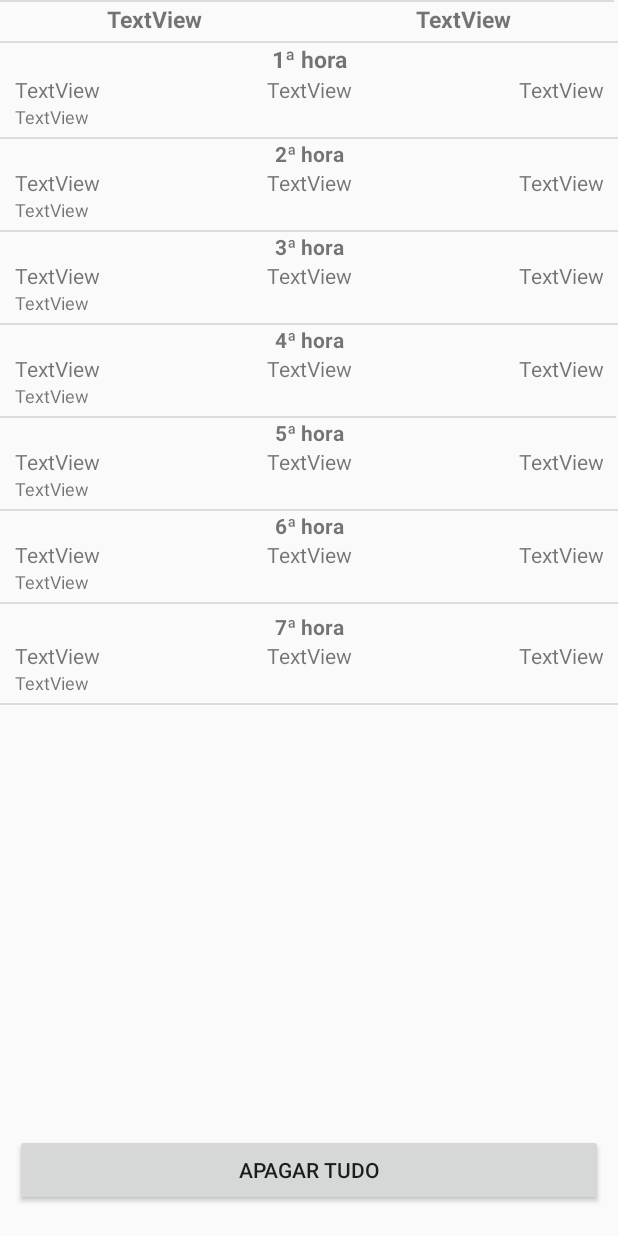
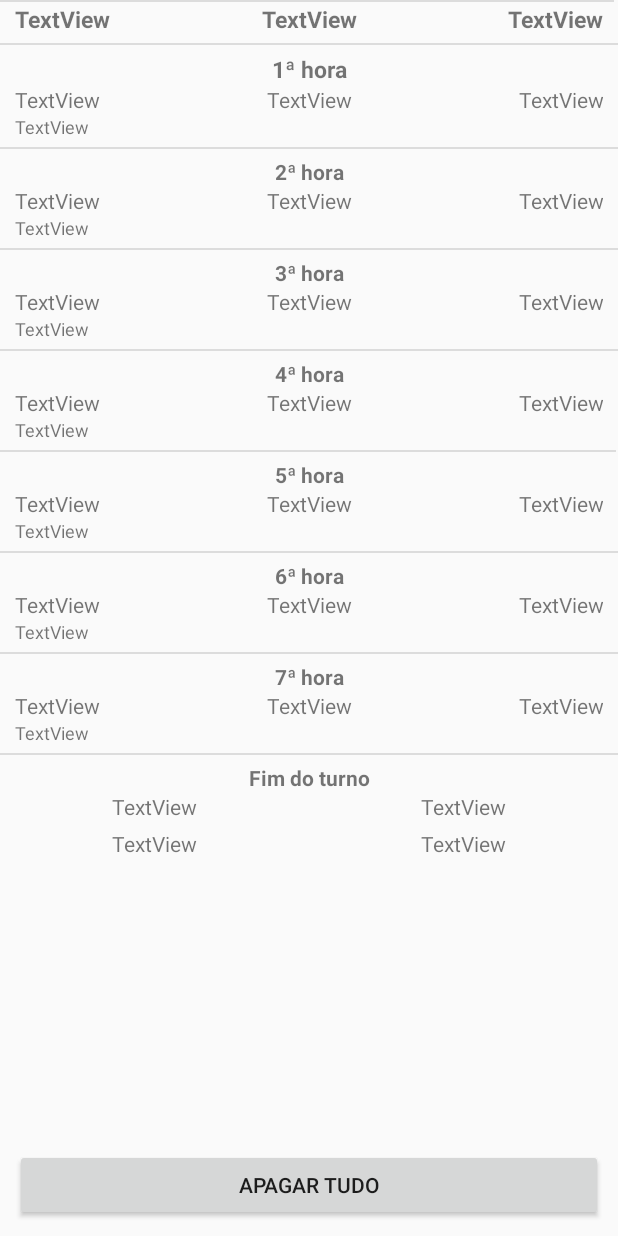
Before and after one commit to brenov1sk/app_Moura, an Android app: the layout activity_total.xml on its own in the app's theme, with its tools: preview values and no code run, on a phone screen of 412 x 824 dp. Run offline under Robolectric (Android 15) with nearby library versions, the phone set to English and light mode, and no system bars.

Commit message:
alteração activity total

```diff
--- a/app/src/main/java/com/example/appmoura/fimTurno.java
+++ b/app/src/main/java/com/example/appmoura/fimTurno.java
@@ -59,7 +59,7 @@ public class fimTurno extends AppCompatActivity {
             String SCRAP = scrap.getText().toString();
             String SUCATA = sucata.getText().toString();
 
-            Intent salvar8 = new Intent(this, fimResultado.class);
+//            Intent salvar8 = new Intent(this, fimResultado.class);
 
             String metadiaria = preferences.getString("meta", "0");
             meta = Integer.parseInt(metadiaria);
@@ -79,7 +79,8 @@ public class fimTurno extends AppCompatActivity {
             editor.putString("sucata", SUCATA);
             editor.commit();
 
-            startActivity(salvar8);
+//            startActivity(salvar8);
+            finish();
         }
     }
 }
--- a/app/src/main/java/com/example/appmoura/hora1.java
+++ b/app/src/main/java/com/example/appmoura/hora1.java
@@ -65,7 +65,7 @@ public class hora1 extends AppCompatActivity {
             String OBS1 = obs1.getText().toString();
 
             //Passando dados
-            Intent salvar1 = new Intent(hora1.this, MainActivity.class);
+//            Intent salvar1 = new Intent(hora1.this, MainActivity.class);
 
             String metadiaria = preferences.getString("meta", "0");
             meta = Integer.parseInt(metadiaria);
@@ -87,7 +87,8 @@ public class hora1 extends AppCompatActivity {
             editor.putString("obs1", OBS1);
             editor.commit();
 
-            startActivity(salvar1);
+//            startActivity(salvar1);
+            finish();
         }
     }
 }
--- a/app/src/main/java/com/example/appmoura/hora2.java
+++ b/app/src/main/java/com/example/appmoura/hora2.java
@@ -62,7 +62,7 @@ public class hora2 extends AppCompatActivity {
             String OBS2 = obs2.getText().toString();
 
             //Passa dados para outra activity
-            Intent salvar2 = new Intent(hora2.this, MainActivity.class);
+//            Intent salvar2 = new Intent(hora2.this, MainActivity.class);
 
             String metadiaria = preferences.getString("meta", "0");
             meta = Float.parseFloat(metadiaria);
@@ -84,7 +84,8 @@ public class hora2 extends AppCompatActivity {
             editor.putString("obs2", OBS2);
             editor.commit();
 
-            startActivity(salvar2);
+//            startActivity(salvar2);
+            finish();
         }
     }
 }
--- a/app/src/main/java/com/example/appmoura/hora3.java
+++ b/app/src/main/java/com/example/appmoura/hora3.java
@@ -66,7 +66,7 @@ public class hora3 extends AppCompatActivity {
             String OBS3 = obs3.getText().toString();
 
             //Passa dados para outra activity
-            Intent salvar3 = new Intent(this, MainActivity.class);
+//            Intent salvar3 = new Intent(this, MainActivity.class);
 
             String metadiaria = preferences.getString("meta", "0");
             meta = Float.parseFloat(metadiaria);
@@ -88,7 +88,8 @@ public class hora3 extends AppCompatActivity {
             editor.putString("obs3", OBS3);
             editor.commit();
 
-            startActivity(salvar3);
+//            startActivity(salvar3);
+            finish();
         }
     }
 }
--- a/app/src/main/java/com/example/appmoura/hora4.java
+++ b/app/src/main/java/com/example/appmoura/hora4.java
@@ -65,7 +65,7 @@ public class hora4 extends AppCompatActivity {
             String OBS4 = obs4.getText().toString();
 
             //Passa dados para outra activity
-            Intent salvar4 = new Intent(this, MainActivity.class);
+//            Intent salvar4 = new Intent(this, MainActivity.class);
 
             String metadiaria = preferences.getString("meta", "0");
             meta = Float.parseFloat(metadiaria);
@@ -87,7 +87,8 @@ public class hora4 extends AppCompatActivity {
             editor.putString("obs4", OBS4);
             editor.commit();
 
-            startActivity(salvar4);
+//            startActivity(salvar4);
+            finish();
         }
     }
 }
--- a/app/src/main/java/com/example/appmoura/hora5.java
+++ b/app/src/main/java/com/example/appmoura/hora5.java
@@ -62,7 +62,7 @@ public class hora5 extends AppCompatActivity {
             String OBS5 = obs5.getText().toString();
 
             //Passa dados para outra activity
-            Intent salvar5 = new Intent(this, MainActivity.class);
+//            Intent salvar5 = new Intent(this, MainActivity.class);
 
             String metadiaria = preferences.getString("meta", "0");
             meta = Float.parseFloat(metadiaria);
@@ -84,7 +84,8 @@ public class hora5 extends AppCompatActivity {
             editor.putString("obs5", OBS5);
             editor.commit();
 
-            startActivity(salvar5);
+//            startActivity(salvar5);
+            finish();
         }
     }
 }
--- a/app/src/main/java/com/example/appmoura/hora6.java
+++ b/app/src/main/java/com/example/appmoura/hora6.java
@@ -62,7 +62,7 @@ public class hora6 extends AppCompatActivity {
             String OBS6 = obs6.getText().toString();
 
             //Passa dados para outra activity
-            Intent salvar6 = new Intent(this, MainActivity.class);
+//            Intent salvar6 = new Intent(this, MainActivity.class);
 
             String metadiaria = preferences.getString("meta", "0");
             meta = Float.parseFloat(metadiaria);
@@ -84,7 +84,8 @@ public class hora6 extends AppCompatActivity {
             editor.putString("obs6", OBS6);
             editor.commit();
 
-            startActivity(salvar6);
+//            startActivity(salvar6);
+            finish();
         }
     }
 }
--- a/app/src/main/java/com/example/appmoura/hora7.java
+++ b/app/src/main/java/com/example/appmoura/hora7.java
@@ -61,7 +61,7 @@ public class hora7 extends AppCompatActivity {
             String OBS7 = obs7.getText().toString();
 
             //Passa dados para outra activity
-            Intent salvar7 = new Intent(this, MainActivity.class);
+//            Intent salvar7 = new Intent(this, MainActivity.class);
 
             String metadiaria = preferences.getString("meta", "0");
             meta = Float.parseFloat(metadiaria);
@@ -83,7 +83,8 @@ public class hora7 extends AppCompatActivity {
             editor.putString("obs7", OBS7);
             editor.commit();
 
-            startActivity(salvar7);
+//            startActivity(salvar7);
+            finish();
         }
     }
 }
--- a/app/src/main/java/com/example/appmoura/inicioTurno.java
+++ b/app/src/main/java/com/example/appmoura/inicioTurno.java
@@ -77,7 +77,7 @@ public class inicioTurno extends AppCompatActivity {
             String obs0 = editObs.getText().toString();
 
             //Passa dados para outra activity
-            Intent salvar0 = new Intent(inicioTurno.this, MainActivity.class);
+//            Intent salvar0 = new Intent(inicioTurno.this, MainActivity.class);
 
             bd.child("InicioTurno").child("grupo").push().setValue(grupo0);
             bd.child("InicioTurno").child("meta").push().setValue(meta0);
@@ -88,7 +88,8 @@ public class inicioTurno extends AppCompatActivity {
             editor.putString("modelo", obs0);
             editor.commit();
 
-            startActivity(salvar0);
+//            startActivity(salvar0);
+            finish();
         }
     }
 }
--- a/app/src/main/res/layout/activity_total.xml
+++ b/app/src/main/res/layout/activity_total.xml
@@ -26,13 +26,11 @@
         android:layout_marginStart="10dp"
         android:layout_marginLeft="10dp"
         android:layout_marginTop="2dp"
-        android:layout_marginEnd="10dp"
-        android:layout_marginRight="10dp"
-        android:gravity="center"
         android:text="TextView"
         android:textSize="15sp"
         android:textStyle="bold"
-        app:layout_constraintEnd_toStartOf="@+id/guideline6"
+        app:layout_constraintEnd_toStartOf="@+id/modelo"
+        app:layout_constraintHorizontal_bias="0.5"
         app:layout_constraintStart_toStartOf="parent"
         app:layout_constraintTop_toTopOf="parent" />
 
@@ -40,16 +38,15 @@
         android:id="@+id/met"
         android:layout_width="0dp"
         android:layout_height="wrap_content"
-        android:layout_marginStart="10dp"
-        android:layout_marginLeft="10dp"
         android:layout_marginEnd="10dp"
         android:layout_marginRight="10dp"
-        android:gravity="center"
+        android:gravity="right"
         android:text="TextView"
         android:textSize="15sp"
         android:textStyle="bold"
         app:layout_constraintEnd_toEndOf="parent"
-        app:layout_constraintStart_toStartOf="@+id/guideline6"
+        app:layout_constraintHorizontal_bias="0.5"
+        app:layout_constraintStart_toEndOf="@+id/modelo"
         app:layout_constraintTop_toTopOf="@+id/grupoNome" />
 
     <androidx.constraintlayout.widget.Guideline
@@ -182,7 +179,7 @@
         android:layout_marginLeft="10dp"
         android:layout_marginEnd="10dp"
         android:layout_marginRight="10dp"
-        android:layout_marginBottom="20dp"
+        android:layout_marginBottom="10dp"
         android:onClick="bt"
         android:text="apagar tudo"
         app:layout_constraintBottom_toBottomOf="parent"
@@ -532,6 +529,7 @@
         android:id="@+id/textView"
         android:layout_width="wrap_content"
         android:layout_height="wrap_content"
+        android:layout_marginTop="5dp"
         android:text="1ª hora"
         android:textSize="15sp"
         android:textStyle="bold"
@@ -547,7 +545,7 @@
         android:background="?android:attr/listDivider"
         app:layout_constraintEnd_toEndOf="parent"
         app:layout_constraintStart_toStartOf="parent"
-        app:layout_constraintTop_toBottomOf="@+id/grupoNome" />
+        app:layout_constraintTop_toBottomOf="@+id/modelo" />
 
     <View
         android:id="@+id/divider2"
@@ -573,6 +571,7 @@
         android:id="@+id/textView3"
         android:layout_width="wrap_content"
         android:layout_height="wrap_content"
+        android:layout_marginTop="5dp"
         android:text="2ª hora"
         android:textStyle="bold"
         app:layout_constraintEnd_toEndOf="parent"
@@ -594,6 +593,7 @@
         android:id="@+id/textView5"
         android:layout_width="wrap_content"
         android:layout_height="wrap_content"
+        android:layout_marginTop="5dp"
         android:text="6ª hora"
         android:textStyle="bold"
         app:layout_constraintEnd_toEndOf="parent"
@@ -604,6 +604,7 @@
         android:id="@+id/textView6"
         android:layout_width="wrap_content"
         android:layout_height="wrap_content"
+        android:layout_marginTop="5dp"
         android:text="5ª hora"
         android:textStyle="bold"
         app:layout_constraintEnd_toEndOf="parent"
@@ -614,6 +615,7 @@
         android:id="@+id/textView7"
         android:layout_width="wrap_content"
         android:layout_height="wrap_content"
+        android:layout_marginTop="5dp"
         android:text="4ª hora"
         android:textStyle="bold"
         app:layout_constraintEnd_toEndOf="parent"
@@ -624,6 +626,7 @@
         android:id="@+id/textView8"
         android:layout_width="wrap_content"
         android:layout_height="wrap_content"
+        android:layout_marginTop="5dp"
         android:text="3ª hora"
         android:textStyle="bold"
         app:layout_constraintEnd_toEndOf="parent"
@@ -638,6 +641,72 @@
         tools:layout_editor_absoluteX="1dp"
         tools:layout_editor_absoluteY="861dp" />
 
+    <TextView
+        android:id="@+id/prodFinal"
+        android:layout_width="wrap_content"
+        android:layout_height="wrap_content"
+        android:text="TextView"
+        app:layout_constraintEnd_toStartOf="@+id/guideline6"
+        app:layout_constraintStart_toStartOf="parent"
+        app:layout_constraintTop_toBottomOf="@+id/textView17" />
+
+    <TextView
+        android:id="@+id/saldoFinal"
+        android:layout_width="wrap_content"
+        android:layout_height="wrap_content"
+        android:text="TextView"
+        app:layout_constraintEnd_toEndOf="parent"
+        app:layout_constraintStart_toStartOf="@+id/guideline6"
+        app:layout_constraintTop_toTopOf="@+id/prodFinal" />
+
+    <TextView
+        android:id="@+id/scrap"
+        android:layout_width="wrap_content"
+        android:layout_height="wrap_content"
+        android:layout_marginTop="5dp"
+        android:text="TextView"
+        app:layout_constraintEnd_toStartOf="@+id/guideline6"
+        app:layout_constraintStart_toStartOf="parent"
+        app:layout_constraintTop_toBottomOf="@+id/prodFinal" />
+
+    <TextView
+        android:id="@+id/sucata"
+        android:layout_width="wrap_content"
+        android:layout_height="wrap_content"
+        android:layout_marginTop="5dp"
+        android:text="TextView"
+        app:layout_constraintEnd_toEndOf="parent"
+        app:layout_constraintStart_toStartOf="@+id/guideline6"
+        app:layout_constraintTop_toBottomOf="@+id/saldoFinal" />
+
+    <TextView
+        android:id="@+id/modelo"
+        android:layout_width="0dp"
+        android:layout_height="wrap_content"
+        android:layout_marginStart="5dp"
+        android:layout_marginLeft="5dp"
+        android:layout_marginEnd="5dp"
+        android:layout_marginRight="5dp"
+        android:gravity="center"
+        android:text="TextView"
+        android:textSize="15sp"
+        android:textStyle="bold"
+        app:layout_constraintEnd_toStartOf="@+id/met"
+        app:layout_constraintHorizontal_bias="0.5"
+        app:layout_constraintStart_toEndOf="@+id/grupoNome"
+        app:layout_constraintTop_toTopOf="@+id/grupoNome" />
+
+    <TextView
+        android:id="@+id/textView17"
+        android:layout_width="wrap_content"
+        android:layout_height="wrap_content"
+        android:layout_marginTop="5dp"
+        android:text="Fim do turno"
+        android:textStyle="bold"
+        app:layout_constraintEnd_toEndOf="parent"
+        app:layout_constraintStart_toStartOf="parent"
+        app:layout_constraintTop_toBottomOf="@+id/divider2" />
+
 </androidx.constraintlayout.widget.ConstraintLayout>
 
 <!--</ScrollView>-->
```
Also changed, not shown: app/src/main/java/com/example/appmoura/total.java (+18 -2 lines).
